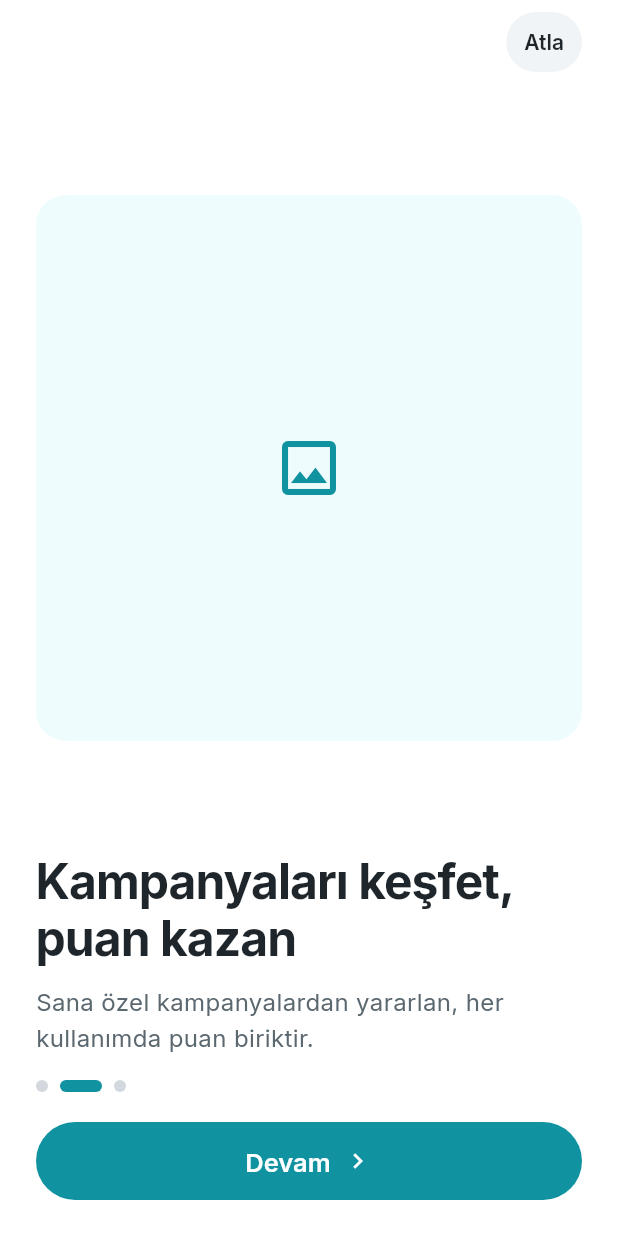
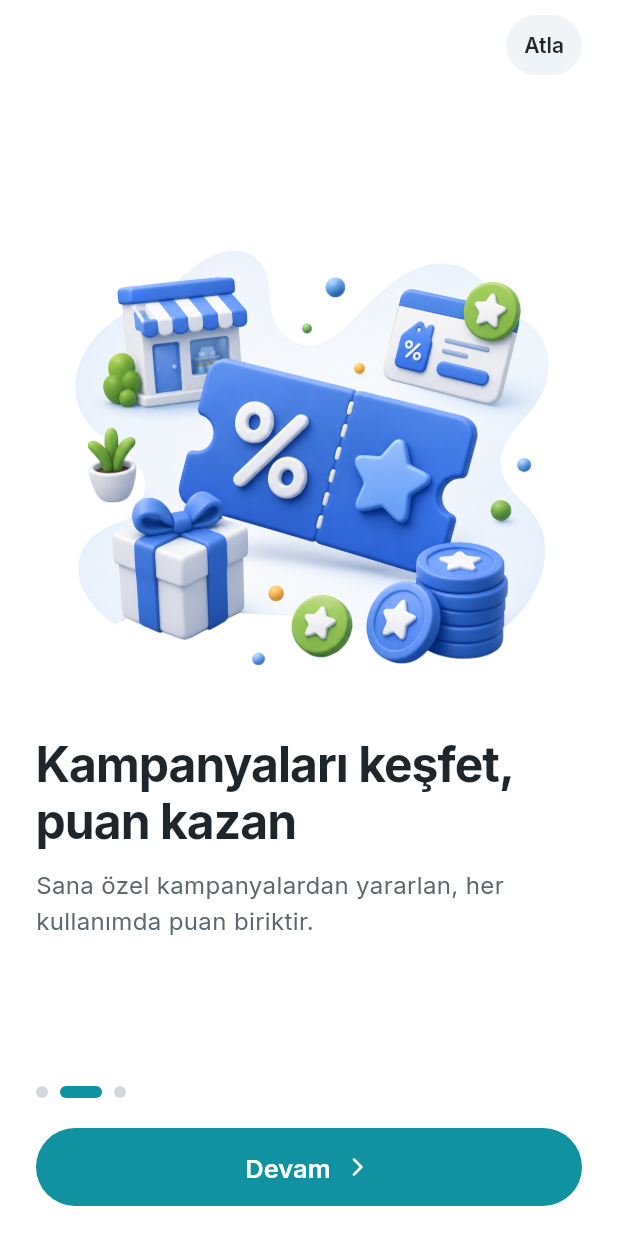
Before and after one commit to MLP-ARGE/Birlikte, a Flutter app: the screen it shows after launch, after a tap on "Devam", on a phone screen of 412 x 824 dp. Run offline on Flutter 3.47's test engine with Material 3 defaults, Android fonts, the phone set to English and light mode, and no system bars; our stand-ins replace dio, flutter_riverpod, flutter_secure_storage, go_router, lucide_icons_flutter.

Commit message:
feat(design-system): Lucide ikon seti, kurum tanımları ve onboarding görselleri
Onboarding'de kurum logoları ve illüstrasyonlar placeholder kutulardı; Figma'dan
@3x PNG olarak indirilip bağlandı. Dikey ritim de tasarımın açık spacer yapısına
çevrildi (60 + 370 + metin), görsel esnek olduğu için kısa ekranlarda taşmıyor.

Lucide ikonları AppIcons üzerinden geçiyor. lucide_icons_flutter stroke'u ayrı
font ailelerinde sunuyor ve ölçülen eşleme "ağırlık / 200 = stroke"; tasarımın
istediği 24dp/1.5 için doğru varyant 300. Düz LucideIcons.foo 2.5 stroke verir.

Institution enum'ı kurum adı, marka rengi ve logosunu tek yerde topluyor.
Türkçe tarih/sayı biçimlendirmesi için intl locale verisi yüklendi.

Tasarım notları: Medical Park logosu Figma'da render edilmiyor (kart %99 düz
kırmızı, tek beyaz piksel yok) — ham görsel dosyada duruyor, kart kodda
birleştirildi. Kart boşluğu 10, 4dp ölçeğinin dışında.

Golden testler gerçek Inter ve Lucide fontlarını yüklüyor; yüklenmezse sahte
"Ahem" fontu metni şişirip yalancı taşma hataları üretiyor.

Co-Authored-By: Claude Opus 5 (1M context) <noreply@anthropic.com>

```diff
--- /dev/null
+++ b/lib/core/assets/app_assets.dart
@@ -0,0 +1,21 @@
+/// Asset yolları tek yerde — dizgi hatası derleme zamanında değil, burada biter.
+///
+/// Görseller Figma'dan @3x PNG olarak alındı (dosya key `hYohg2W2qUOunLDE2TIPzE`).
+abstract final class AppAssets {
+  static const _brands = 'assets/images/brands';
+  static const _onboarding = 'assets/images/onboarding';
+
+  /// Kurum logo kartları — arka plan rengi ve radius'u (14) görselin içinde.
+  /// Figma: `logo-card-*` 166x116.
+  static const brandLivKoleji = '$_brands/liv-koleji.png';
+  static const brandMedicalPark = '$_brands/medical-park.png';
+  static const brandIstinyeUniversitesi = '$_brands/istinye-universitesi.png';
+  static const brandLivHospital = '$_brands/liv-hospital.png';
+
+  /// MLPCARE Birlikte logosu — Figma `LOGO` 111x44, @4x.
+  static const logoBirlikte = 'assets/images/logo-birlikte.png';
+
+  /// Onboarding illüstrasyonları — Figma: `illustration` 342x300.
+  static const onboardingCampaigns = '$_onboarding/campaigns.png';
+  static const onboardingCoupons = '$_onboarding/slide-3.png';
+}
--- a/lib/core/theme/app_colors.dart
+++ b/lib/core/theme/app_colors.dart
@@ -97,6 +97,10 @@ abstract final class AppColors {
   static const textDisabled = Palette.neutral400;
   static const textOnBrand = Palette.neutral0;
 
+  /// Koyu zemin üzerindeki ikincil metin (Figma: `points-card` alt satırı).
+  /// Tasarım sisteminde adı yok, koyu kartlar için gerekli.
+  static const textOnInverseMuted = Palette.neutral400;
+
   // Action
   static const actionPrimary = Palette.brand600;
   static const actionPrimaryPressed = Palette.brand700;
--- /dev/null
+++ b/lib/core/theme/app_icons.dart
@@ -0,0 +1,47 @@
+import 'package:flutter/widgets.dart';
+import 'package:lucide_icons_flutter/lucide_icons.dart';
+
+/// Uygulamanın ikon seti (Figma: 04 — Components / Icons, 73 Lucide ikonu).
+///
+/// Tasarım **24dp / 1.5 stroke** istiyor. `lucide_icons_flutter` stroke'u ayrı
+/// font ailelerinde sunuyor ve ölçtüğümüz eşleme `ağırlık / 200 = stroke`:
+/// `400` → 2.0, `600` → 3.0, **`300` → 1.5**. Bu yüzden tüm ikonlar `300`
+/// varyantından alınır — düz `LucideIcons.foo` kullanılmamalı, o 2.5 stroke.
+///
+/// Yeni ikon eklerken buraya `<ad>300` olarak ekleyin; ekranlarda doğrudan
+/// `LucideIcons` kullanmayın.
+abstract final class AppIcons {
+  // Navigasyon
+  static const IconData arrowLeft = LucideIcons.arrowLeft300;
+  static const IconData arrowRight = LucideIcons.arrowRight300;
+  static const IconData chevronRight = LucideIcons.chevronRight300;
+  static const IconData chevronDown = LucideIcons.chevronDown300;
+  static const IconData close = LucideIcons.x300;
+
+  // Durum & geri bildirim
+  static const IconData check = LucideIcons.check300;
+  static const IconData circleCheck = LucideIcons.circleCheck300;
+  static const IconData circleAlert = LucideIcons.circleAlert300;
+  static const IconData info = LucideIcons.info300;
+  static const IconData clock = LucideIcons.clock300;
+  static const IconData triangleAlert = LucideIcons.triangleAlert300;
+
+  // Ana sayfa & navigasyon
+  static const IconData house = LucideIcons.house300;
+  static const IconData ticket = LucideIcons.ticket300;
+  static const IconData ticketPercent = LucideIcons.ticketPercent300;
+  static const IconData sparkles = LucideIcons.sparkles300;
+  static const IconData droplet = LucideIcons.droplet300;
+  static const IconData wallet = LucideIcons.wallet300;
+  static const IconData user = LucideIcons.user300;
+  static const IconData bell = LucideIcons.bell300;
+  static const IconData heart = LucideIcons.heart300;
+  static const IconData plus = LucideIcons.plus300;
+  static const IconData gift = LucideIcons.gift300;
+  static const IconData userPlus = LucideIcons.userPlus300;
+
+  // Kurum & kimlik
+  static const IconData building = LucideIcons.building2300;
+  static const IconData idCard = LucideIcons.idCard300;
+  static const IconData phone = LucideIcons.phone300;
+}
--- a/lib/core/theme/app_typography.dart
+++ b/lib/core/theme/app_typography.dart
@@ -85,6 +85,10 @@ abstract final class AppTypography {
   static final numericLarge = _sans(32, 38, 700, letterSpacing: -0.64);
   static final promotionalValue = _sans(22, 28, 700, letterSpacing: -0.22);
 
+  /// Kampanya kartındaki indirim değeri (Figma: `Card / Campaign` footer,
+  /// 18/700). Ölçekte h4 18/600 var ama kartın odak noktası daha kalın.
+  static final campaignValue = _sans(18, 24, 700);
+
   // Kupon kodu — monospace
   static final couponCodeLarge = _mono(24, 32, 700, letterSpacing: 2.88);
   static final couponCodeSmall = _mono(15, 20, 500, letterSpacing: 1.2);
--- a/lib/features/onboarding/presentation/onboarding_page.dart
+++ b/lib/features/onboarding/presentation/onboarding_page.dart
@@ -2,8 +2,10 @@ import 'package:flutter/material.dart';
 import 'package:go_router/go_router.dart';
 
 import '../../../app/routes.dart';
+import '../../../core/assets/app_assets.dart';
 import '../../../core/theme/app_colors.dart';
 import '../../../core/theme/app_dimens.dart';
+import '../../../core/theme/app_icons.dart';
 import '../../../core/theme/app_typography.dart';
 import '../../../shared/widgets/birlikte_button.dart';
 
@@ -29,7 +31,6 @@ class _OnboardingPageState extends State<OnboardingPage> {
       description: 'Medical Park, Liv Hospital, Liv Koleji ve İstinye '
           'Üniversitesi çalışanlarına özel kampanya ve ayrıcalıklar tek '
           'uygulamada.',
-      // TODO(assets): kurum logoları 2x2 grid — Figma'dan SVG olarak alınacak.
       visual: _SlideVisual.institutionGrid,
     ),
     _Slide(
@@ -37,11 +38,13 @@ class _OnboardingPageState extends State<OnboardingPage> {
       description: 'Sana özel kampanyalardan yararlan, her kullanımda puan '
           'biriktir.',
       visual: _SlideVisual.illustration,
+      asset: AppAssets.onboardingCampaigns,
     ),
     _Slide(
       headline: 'Kuponlarınızı Kolayca Kullanın',
       description: 'Kupon kodunuzu oluşturun, mağazada veya online kullanın',
       visual: _SlideVisual.illustration,
+      asset: AppAssets.onboardingCoupons,
     ),
   ];
 
@@ -62,8 +65,8 @@ class _OnboardingPageState extends State<OnboardingPage> {
     }
   }
 
-  // TODO(login): login ekranı eklenince Routes.login'e yönlenecek.
-  void _finish() => context.go(Routes.home);
+  /// Onboarding'in sonu ve "Atla" — Figma akışında ikisi de login'e gidiyor.
+  void _finish() => context.go(Routes.login);
 
   @override
   Widget build(BuildContext context) {
@@ -74,9 +77,10 @@ class _OnboardingPageState extends State<OnboardingPage> {
           children: [
             // "Atla" — sağ üstte tertiary pill
             Padding(
+              // Figma: top-bar 56 yüksek, btn-skip 36 → dikey 10.
               padding: const EdgeInsets.symmetric(
                 horizontal: AppSpacing.screenH,
-                vertical: AppSpacing.s3,
+                vertical: 10,
               ),
               child: Align(
                 alignment: Alignment.centerRight,
@@ -98,11 +102,12 @@ class _OnboardingPageState extends State<OnboardingPage> {
               ),
             ),
             Padding(
+              // Figma: bottom 136 = pad 16 + dots + 20 + buton 52 + safe-area 20.
               padding: const EdgeInsets.fromLTRB(
                 AppSpacing.screenH,
                 AppSpacing.s5,
                 AppSpacing.screenH,
-                AppSpacing.s7,
+                AppSpacing.s6,
               ),
               child: Column(
                 crossAxisAlignment: CrossAxisAlignment.start,
@@ -112,7 +117,7 @@ class _OnboardingPageState extends State<OnboardingPage> {
                   BirlikteButton(
                     label: 'Devam',
                     onPressed: _next,
-                    trailingIcon: Icons.chevron_right,
+                    trailingIcon: AppIcons.chevronRight,
                   ),
                 ],
               ),
@@ -131,33 +136,49 @@ class _Slide {
     required this.headline,
     required this.description,
     required this.visual,
+    this.asset,
   });
 
   final String headline;
   final String description;
   final _SlideVisual visual;
+
+  /// `_SlideVisual.illustration` için görsel yolu.
+  final String? asset;
 }
 
 class _SlideView extends StatelessWidget {
   const _SlideView({required this.slide});
 
+  /// Figma `content` içindeki iki spacer: 20 + 40.
+  static const _topGap = 60.0;
+
+  /// Figma `illustration-container` yüksekliği.
+  static const _visualH = 370.0;
+
   final _Slide slide;
 
   @override
   Widget build(BuildContext context) {
+    // Figma `content` 390x610: spacer 20 + spacer 40 + görsel 370 + metin 160.
+    // Görsel [Flexible] — Column önce metni yerleştirip kalan alanı ona verir.
+    // 844 yüksekliğinde tam 370 olur; kısa ekranlarda küçülür, asla taşmaz.
     return Padding(
       padding: const EdgeInsets.symmetric(horizontal: AppSpacing.screenH),
       child: Column(
         crossAxisAlignment: CrossAxisAlignment.start,
         children: [
-          Expanded(
-            child: Center(
+          const SizedBox(height: _topGap),
+          Flexible(
+            child: SizedBox(
+              height: _visualH,
               child: slide.visual == _SlideVisual.institutionGrid
                   ? const _InstitutionGrid()
-                  : const _IllustrationPlaceholder(),
+                  : _Illustration(asset: slide.asset!),
             ),
           ),
           Text(slide.headline, style: AppTypography.display),
+          // Figma: text-group gap 12.
           const SizedBox(height: AppSpacing.s4),
           Text(
             slide.description,
@@ -171,74 +192,58 @@ class _SlideView extends StatelessWidget {
   }
 }
 
-/// Kurum logolarının 2x2 gridi.
+/// Kurum logolarının 2x2 gridi (Figma: `illustration-container` 182:494).
 ///
-/// TODO(assets): logolar Figma'dan SVG olarak indirilip buraya konacak.
-/// Marka renkleri Figma'daki kart dolgularından alındı.
+/// Kartlar Figma'dan @3x PNG olarak alındı — arka plan rengi, logo ve radius (14)
+/// görselin içinde. Böylece marka logoları birebir tasarımdaki gibi görünüyor.
 class _InstitutionGrid extends StatelessWidget {
   const _InstitutionGrid();
 
-  static const _cards = <(String, Color)>[
-    ('liv koleji', Color(0xFF0E86C4)),
-    ('Medical Park', Color(0xFFE8262C)),
-    ('İSÜ', Color(0xFF1B3050)),
-    ('liv HOSPITAL', Color(0xFF0E9BD1)),
+  /// Figma'da satır ve kolon boşluğu 10 — 4dp ölçeğinin dışında, o yüzden
+  /// [AppSpacing] tokenı yok.
+  static const _gap = 10.0;
+
+  static const _cards = <String>[
+    AppAssets.brandLivKoleji,
+    AppAssets.brandMedicalPark,
+    AppAssets.brandIstinyeUniversitesi,
+    AppAssets.brandLivHospital,
   ];
 
   @override
   Widget build(BuildContext context) {
-    return GridView.count(
-      shrinkWrap: true,
+    // Figma: 342x242 (iki satır 116 + 10 boşluk). [FittedBox] dar/kısa
+    // ekranlarda oranı bozmadan küçültür.
+    return FittedBox(
+      child: SizedBox(
+        width: 342,
+        height: 242,
+        child: GridView.count(
           physics: const NeverScrollableScrollPhysics(),
           crossAxisCount: 2,
-      mainAxisSpacing: AppSpacing.s4,
-      crossAxisSpacing: AppSpacing.s4,
+          mainAxisSpacing: _gap,
+          crossAxisSpacing: _gap,
           childAspectRatio: 166 / 116,
           children: [
-        for (final (name, color) in _cards)
-          DecoratedBox(
-            decoration: BoxDecoration(
-              color: color,
-              borderRadius: BorderRadius.circular(AppRadius.md),
-            ),
-            child: Center(
-              child: Padding(
-                padding: const EdgeInsets.all(AppSpacing.s4),
-                child: Text(
-                  name,
-                  textAlign: TextAlign.center,
-                  style: AppTypography.h5.copyWith(color: AppColors.surface),
+            for (final asset in _cards) Image.asset(asset, fit: BoxFit.contain),
+          ],
         ),
       ),
-            ),
-          ),
-      ],
     );
   }
 }
 
-/// TODO(assets): 3D illüstrasyonlar Figma'dan PNG olarak alınacak.
-class _IllustrationPlaceholder extends StatelessWidget {
-  const _IllustrationPlaceholder();
+/// Onboarding illüstrasyonu (Figma: `illustration` 342x300).
+class _Illustration extends StatelessWidget {
+  const _Illustration({required this.asset});
+
+  final String asset;
 
   @override
   Widget build(BuildContext context) {
-    return AspectRatio(
-      aspectRatio: 1,
-      child: DecoratedBox(
-        decoration: BoxDecoration(
-          color: AppColors.surfaceBrand,
-          borderRadius: BorderRadius.circular(AppRadius.xl),
-        ),
-        child: const Center(
-          child: Icon(
-            Icons.image_outlined,
-            size: 48,
-            color: AppColors.iconBrand,
-          ),
-        ),
-      ),
-    );
+    // Kutuyu doldurur, `contain` oranı korur — Figma'da 342x300 görsel
+    // 342x370 konteynerin içinde dikey ortalı duruyor, aynı sonuç.
+    return Image.asset(asset, fit: BoxFit.contain);
   }
 }
 
--- a/lib/main.dart
+++ b/lib/main.dart
@@ -1,11 +1,18 @@
 import 'package:flutter/material.dart';
 import 'package:flutter/services.dart';
 import 'package:flutter_riverpod/flutter_riverpod.dart';
+import 'package:intl/date_symbol_data_local.dart';
+import 'package:intl/intl.dart';
 
 import 'app/app.dart';
 
 void main() async {
   WidgetsFlutterBinding.ensureInitialized();
+
+  // Türkçe tarih/ay adları için locale verisi; olmadan DateFormat('tr_TR')
+  // LocaleDataException atar.
+  await initializeDateFormatting('tr_TR');
+  Intl.defaultLocale = 'tr_TR';
 
   await SystemChrome.setPreferredOrientations([
     DeviceOrientation.portraitUp,
--- a/pubspec.yaml
+++ b/pubspec.yaml
@@ -46,6 +46,7 @@ dependencies:
   intl: ^0.20.3
   flutter_svg: ^2.3.0
   cached_network_image: ^3.4.1
+  lucide_icons_flutter: ^3.1.15
 
 dev_dependencies:
   flutter_test:
@@ -70,6 +71,8 @@ flutter:
 
   assets:
     - assets/images/
+    - assets/images/brands/
+    - assets/images/onboarding/
     - assets/icons/
 
   fonts:
```
Also changed, not shown: lib/core/theme/app_institutions.dart (added, +54 -0 lines), assets/images/brands/istinye-universitesi.png (added), assets/images/brands/liv-hospital.png (added), assets/images/brands/liv-koleji.png (added), assets/images/brands/medical-park.png (added), assets/images/logo-birlikte.png (added), assets/images/onboarding/campaigns.png (added), assets/images/onboarding/slide-3.png (added), pubspec.lock, 5 other files. Lines whose indentation alone changed are shown as unchanged.
